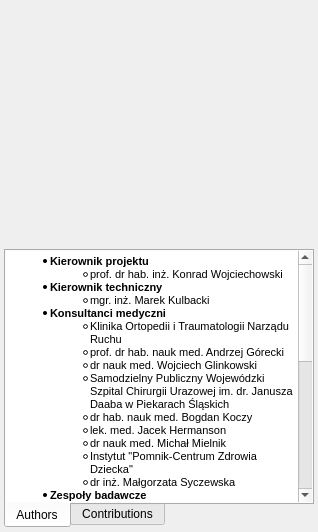
This is trunk/src/edr/src/hmm_view/ui/AboutDialog.ui in mk4me/hm-mde-one as Qt 5 draws it before an edit. The edited form follows.
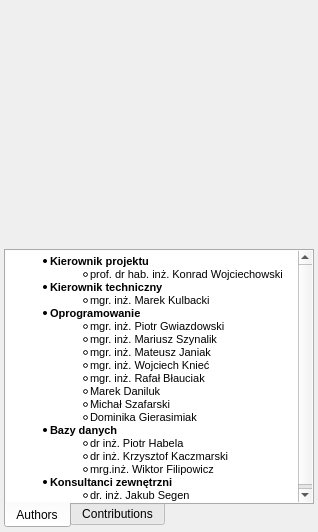
This is the edited form. The open tabs and pages were chosen to show the change. Icons and pictures are not drawn.

Commit message: 1) Dodanie mechanizmu blokowania notyfikajci w DMach na kształt blokowania sygnałów w Qt i lokalnego blokowania na kształt ScopedLock 2) Rozszerzenie communication o mechaniz blokowania notyfikacji DMów podczas operacji ładowania/wyładowania danych 3) Rozszerzenie kontekstu analiz o blokowanie odświeżania drzewa do momentu kiedy je pokazujemy i zmiana faktycznie jest konieczna 4) Dodanie API do obsługi widgeta Communication - pokazywanie karty pacjenta dla zadanych parametrów 5) Dodanie do metadanych sesji informacji o ownerach sesji - pola groupID i groupName

```diff
--- a/trunk/src/edr/src/hmm_view/ui/AboutDialog.ui
+++ b/trunk/src/edr/src/hmm_view/ui/AboutDialog.ui
@@ -259,23 +259,6 @@
 &lt;ul type=&quot;circle&quot; style=&quot;margin-top: 0px; margin-bottom: 0px; margin-left: 0px; margin-right: 0px; -qt-list-indent: 2;&quot;&gt;&lt;li style=&quot; font-size:8pt;&quot; style=&quot; margin-top:0px; margin-bottom:0px; margin-left:0px; margin-right:0px; -qt-block-indent:0; text-indent:0px;&quot;&gt;prof. dr hab. inż. Konrad Wojciechowski&lt;/li&gt;&lt;/ul&gt;
 &lt;li style=&quot; font-size:8pt;&quot; style=&quot; margin-top:0px; margin-bottom:0px; margin-left:0px; margin-right:0px; -qt-block-indent:0; text-indent:0px;&quot;&gt;&lt;span style=&quot; font-weight:600;&quot;&gt;Kierownik techniczny&lt;/span&gt;&lt;/li&gt;
 &lt;ul type=&quot;circle&quot; style=&quot;margin-top: 0px; margin-bottom: 0px; margin-left: 0px; margin-right: 0px; -qt-list-indent: 2;&quot;&gt;&lt;li style=&quot; font-size:8pt;&quot; style=&quot; margin-top:0px; margin-bottom:0px; margin-left:0px; margin-right:0px; -qt-block-indent:0; text-indent:0px;&quot;&gt;mgr. inż. Marek Kulbacki&lt;/li&gt;&lt;/ul&gt;
-&lt;li style=&quot; font-size:8pt;&quot; style=&quot; margin-top:0px; margin-bottom:0px; margin-left:0px; margin-right:0px; -qt-block-indent:0; text-indent:0px;&quot;&gt;&lt;span style=&quot; font-weight:600;&quot;&gt;Konsultanci medyczni&lt;/span&gt;&lt;/li&gt;
-&lt;ul type=&quot;circle&quot; style=&quot;margin-top: 0px; margin-bottom: 0px; margin-left: 0px; margin-right: 0px; -qt-list-indent: 2;&quot;&gt;&lt;li style=&quot; font-size:8pt;&quot; style=&quot; margin-top:0px; margin-bottom:0px; margin-left:0px; margin-right:0px; -qt-block-indent:0; text-indent:0px;&quot;&gt;Klinika Ortopedii i Traumatologii Narządu Ruchu&lt;/li&gt;&lt;/ul&gt;
-&lt;ul type=&quot;circle&quot; style=&quot;margin-top: 0px; margin-bottom: 0px; margin-left: 0px; margin-right: 0px; -qt-list-indent: 2;&quot;&gt;&lt;li style=&quot; font-size:8pt;&quot; style=&quot; margin-top:0px; margin-bottom:0px; margin-left:0px; margin-right:0px; -qt-block-indent:0; text-indent:0px;&quot;&gt;prof. dr hab. nauk med. Andrzej Górecki&lt;/li&gt;
-&lt;li style=&quot; font-size:8pt;&quot; style=&quot; margin-top:0px; margin-bottom:0px; margin-left:0px; margin-right:0px; -qt-block-indent:0; text-indent:0px;&quot;&gt;dr nauk med. Wojciech Glinkowski&lt;/li&gt;&lt;/ul&gt;
-&lt;ul type=&quot;circle&quot; style=&quot;margin-top: 0px; margin-bottom: 0px; margin-left: 0px; margin-right: 0px; -qt-list-indent: 2;&quot;&gt;&lt;li style=&quot; font-size:8pt;&quot; style=&quot; margin-top:0px; margin-bottom:0px; margin-left:0px; margin-right:0px; -qt-block-indent:0; text-indent:0px;&quot;&gt;Samodzielny Publiczny Wojewódzki Szpital Chirurgii Urazowej im. dr. Janusza Daaba w Piekarach Śląskich&lt;/li&gt;&lt;/ul&gt;
-&lt;ul type=&quot;circle&quot; style=&quot;margin-top: 0px; margin-bottom: 0px; margin-left: 0px; margin-right: 0px; -qt-list-indent: 2;&quot;&gt;&lt;li style=&quot; font-size:8pt;&quot; style=&quot; margin-top:0px; margin-bottom:0px; margin-left:0px; margin-right:0px; -qt-block-indent:0; text-indent:0px;&quot;&gt;dr hab. nauk med. Bogdan Koczy&lt;/li&gt;
-&lt;li style=&quot; font-size:8pt;&quot; style=&quot; margin-top:0px; margin-bottom:0px; margin-left:0px; margin-right:0px; -qt-block-indent:0; text-indent:0px;&quot;&gt;lek. med. Jacek Hermanson&lt;/li&gt;
-&lt;li style=&quot; font-size:8pt;&quot; style=&quot; margin-top:0px; margin-bottom:0px; margin-left:0px; margin-right:0px; -qt-block-indent:0; text-indent:0px;&quot;&gt;dr nauk med. Michał Mielnik&lt;/li&gt;&lt;/ul&gt;
-&lt;ul type=&quot;circle&quot; style=&quot;margin-top: 0px; margin-bottom: 0px; margin-left: 0px; margin-right: 0px; -qt-list-indent: 2;&quot;&gt;&lt;li style=&quot; font-size:8pt;&quot; style=&quot; margin-top:0px; margin-bottom:0px; margin-left:0px; margin-right:0px; -qt-block-indent:0; text-indent:0px;&quot;&gt;Instytut &amp;quot;Pomnik-Centrum Zdrowia Dziecka&amp;quot;&lt;/li&gt;&lt;/ul&gt;
-&lt;ul type=&quot;circle&quot; style=&quot;margin-top: 0px; margin-bottom: 0px; margin-left: 0px; margin-right: 0px; -qt-list-indent: 2;&quot;&gt;&lt;li style=&quot; font-size:8pt;&quot; style=&quot; margin-top:0px; margin-bottom:0px; margin-left:0px; margin-right:0px; -qt-block-indent:0; text-indent:0px;&quot;&gt;dr inż. Małgorzata Syczewska&lt;/li&gt;&lt;/ul&gt;
-&lt;li style=&quot; font-size:8pt;&quot; style=&quot; margin-top:0px; margin-bottom:0px; margin-left:0px; margin-right:0px; -qt-block-indent:0; text-indent:0px;&quot;&gt;&lt;span style=&quot; font-weight:600;&quot;&gt;Zespoły badawcze&lt;/span&gt;&lt;/li&gt;
-&lt;ul type=&quot;circle&quot; style=&quot;margin-top: 0px; margin-bottom: 0px; margin-left: 0px; margin-right: 0px; -qt-list-indent: 2;&quot;&gt;&lt;li style=&quot; font-size:8pt;&quot; style=&quot; margin-top:0px; margin-bottom:0px; margin-left:0px; margin-right:0px; -qt-block-indent:0; text-indent:0px;&quot;&gt;prof. dr hab. inż. Andrzej Polański &lt;/li&gt;
-&lt;li style=&quot; font-size:8pt;&quot; style=&quot; margin-top:0px; margin-bottom:0px; margin-left:0px; margin-right:0px; -qt-block-indent:0; text-indent:0px;&quot;&gt;dr hab. Inż. Bogdan Kwolek&lt;/li&gt;
-&lt;li style=&quot; font-size:8pt;&quot; style=&quot; margin-top:0px; margin-bottom:0px; margin-left:0px; margin-right:0px; -qt-block-indent:0; text-indent:0px;&quot;&gt;dr inż. Bartosz Jabłoński&lt;/li&gt;
-&lt;li style=&quot; font-size:8pt;&quot; style=&quot; margin-top:0px; margin-bottom:0px; margin-left:0px; margin-right:0px; -qt-block-indent:0; text-indent:0px;&quot;&gt;dr inż. Henryk Josiński&lt;/li&gt;
-&lt;li style=&quot; font-size:8pt;&quot; style=&quot; margin-top:0px; margin-bottom:0px; margin-left:0px; margin-right:0px; -qt-block-indent:0; text-indent:0px;&quot;&gt;dr inż. Adam Świtoński&lt;/li&gt;
-&lt;li style=&quot; font-size:8pt;&quot; style=&quot; margin-top:0px; margin-bottom:0px; margin-left:0px; margin-right:0px; -qt-block-indent:0; text-indent:0px;&quot;&gt;mgr. inż. Tomasz Krzeszowski&lt;/li&gt;&lt;/ul&gt;
 &lt;li style=&quot; font-size:8pt;&quot; style=&quot; margin-top:0px; margin-bottom:0px; margin-left:0px; margin-right:0px; -qt-block-indent:0; text-indent:0px;&quot;&gt;&lt;span style=&quot; font-weight:600;&quot;&gt;Oprogramowanie&lt;/span&gt;&lt;/li&gt;
 &lt;ul type=&quot;circle&quot; style=&quot;margin-top: 0px; margin-bottom: 0px; margin-left: 0px; margin-right: 0px; -qt-list-indent: 2;&quot;&gt;&lt;li style=&quot; font-size:8pt;&quot; style=&quot; margin-top:0px; margin-bottom:0px; margin-left:0px; margin-right:0px; -qt-block-indent:0; text-indent:0px;&quot;&gt;mgr. inż. Piotr Gwiazdowski&lt;/li&gt;
 &lt;li style=&quot; font-size:8pt;&quot; style=&quot; margin-top:0px; margin-bottom:0px; margin-left:0px; margin-right:0px; -qt-block-indent:0; text-indent:0px;&quot;&gt;mgr. inż. Mariusz Szynalik&lt;/li&gt;
@@ -284,15 +267,11 @@
 &lt;li style=&quot; font-size:8pt;&quot; style=&quot; margin-top:0px; margin-bottom:0px; margin-left:0px; margin-right:0px; -qt-block-indent:0; text-indent:0px;&quot;&gt;mgr. inż. Rafał Błauciak&lt;/li&gt;
 &lt;li style=&quot; font-size:8pt;&quot; style=&quot; margin-top:0px; margin-bottom:0px; margin-left:0px; margin-right:0px; -qt-block-indent:0; text-indent:0px;&quot;&gt;Marek Daniluk&lt;/li&gt;
 &lt;li style=&quot; font-size:8pt;&quot; style=&quot; margin-top:0px; margin-bottom:0px; margin-left:0px; margin-right:0px; -qt-block-indent:0; text-indent:0px;&quot;&gt;Michał Szafarski&lt;/li&gt;
-&lt;li style=&quot; font-size:8pt;&quot; style=&quot; margin-top:0px; margin-bottom:0px; margin-left:0px; margin-right:0px; -qt-block-indent:0; text-indent:0px;&quot;&gt;Dominika Gierasimiak&lt;/li&gt;
-&lt;li style=&quot; font-size:8pt;&quot; style=&quot; margin-top:0px; margin-bottom:0px; margin-left:0px; margin-right:0px; -qt-block-indent:0; text-indent:0px;&quot;&gt;Karol Jędrasiak&lt;/li&gt;&lt;/ul&gt;
+&lt;li style=&quot; font-size:8pt;&quot; style=&quot; margin-top:0px; margin-bottom:0px; margin-left:0px; margin-right:0px; -qt-block-indent:0; text-indent:0px;&quot;&gt;Dominika Gierasimiak&lt;/li&gt;&lt;/ul&gt;
 &lt;li style=&quot; font-size:8pt;&quot; style=&quot; margin-top:0px; margin-bottom:0px; margin-left:0px; margin-right:0px; -qt-block-indent:0; text-indent:0px;&quot;&gt;&lt;span style=&quot; font-weight:600;&quot;&gt;Bazy danych&lt;/span&gt;&lt;/li&gt;
 &lt;ul type=&quot;circle&quot; style=&quot;margin-top: 0px; margin-bottom: 0px; margin-left: 0px; margin-right: 0px; -qt-list-indent: 2;&quot;&gt;&lt;li style=&quot; font-size:8pt;&quot; style=&quot; margin-top:0px; margin-bottom:0px; margin-left:0px; margin-right:0px; -qt-block-indent:0; text-indent:0px;&quot;&gt;dr inż. Piotr Habela&lt;/li&gt;
 &lt;li style=&quot; font-size:8pt;&quot; style=&quot; margin-top:0px; margin-bottom:0px; margin-left:0px; margin-right:0px; -qt-block-indent:0; text-indent:0px;&quot;&gt;dr inż. Krzysztof Kaczmarski&lt;/li&gt;
 &lt;li style=&quot; font-size:8pt;&quot; style=&quot; margin-top:0px; margin-bottom:0px; margin-left:0px; margin-right:0px; -qt-block-indent:0; text-indent:0px;&quot;&gt;mrg.inż. Wiktor Filipowicz&lt;/li&gt;&lt;/ul&gt;
-&lt;li style=&quot; font-size:8pt;&quot; style=&quot; margin-top:0px; margin-bottom:0px; margin-left:0px; margin-right:0px; -qt-block-indent:0; text-indent:0px;&quot;&gt;&lt;span style=&quot; font-weight:600;&quot;&gt;Laboratorium Ruchu&lt;/span&gt;&lt;/li&gt;
-&lt;ul type=&quot;circle&quot; style=&quot;margin-top: 0px; margin-bottom: 0px; margin-left: 0px; margin-right: 0px; -qt-list-indent: 2;&quot;&gt;&lt;li style=&quot; font-size:8pt;&quot; style=&quot; margin-top:0px; margin-bottom:0px; margin-left:0px; margin-right:0px; -qt-block-indent:0; text-indent:0px;&quot;&gt;Magdalena Tabaka&lt;/li&gt;
-&lt;li style=&quot; font-size:8pt;&quot; style=&quot; margin-top:0px; margin-bottom:0px; margin-left:0px; margin-right:0px; -qt-block-indent:0; text-indent:0px;&quot;&gt;Dawid Pisko&lt;/li&gt;&lt;/ul&gt;
 &lt;li style=&quot; font-size:8pt;&quot; style=&quot; margin-top:0px; margin-bottom:0px; margin-left:0px; margin-right:0px; -qt-block-indent:0; text-indent:0px;&quot;&gt;&lt;span style=&quot; font-weight:600;&quot;&gt;Konsultanci zewnętrzni&lt;/span&gt;&lt;/li&gt;&lt;/ul&gt;
 &lt;ul type=&quot;circle&quot; style=&quot;margin-top: 0px; margin-bottom: 0px; margin-left: 0px; margin-right: 0px; -qt-list-indent: 2;&quot;&gt;&lt;li style=&quot; font-size:8pt;&quot; style=&quot; margin-top:0px; margin-bottom:0px; margin-left:0px; margin-right:0px; -qt-block-indent:0; text-indent:0px;&quot;&gt;dr. inż. Jakub Segen&lt;/li&gt;&lt;/ul&gt;&lt;/body&gt;&lt;/html&gt;</string>
          </property>
```
Left out of the diff: 11 changed lines with no effect on the pictures. The commit also changes 17 other files.
